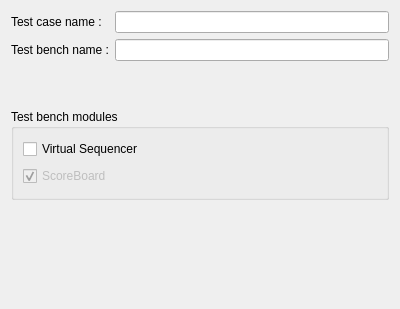
Qt form dev/uveapp/src/wizard/envdialogview.ui (uve-project/uve) before a commit.
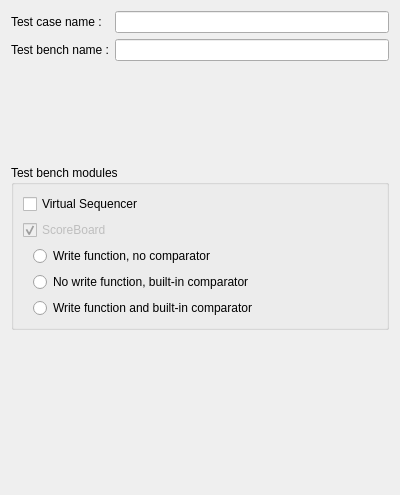
The same form after that commit. Custom widgets are drawn as their Qt base class.

Commit message: Scoreboard with built-in comparator

```diff
--- a/dev/uveapp/src/wizard/envdialogview.ui
+++ b/dev/uveapp/src/wizard/envdialogview.ui
@@ -7,7 +7,7 @@
     <x>0</x>
     <y>0</y>
     <width>400</width>
-    <height>309</height>
+    <height>495</height>
    </rect>
   </property>
   <property name="windowTitle">
@@ -86,6 +86,87 @@
         </property>
        </widget>
       </item>
+      <item>
+       <layout class="QHBoxLayout" name="horizontalLayout">
+        <item>
+         <spacer name="horizontalSpacer">
+          <property name="orientation">
+           <enum>Qt::Horizontal</enum>
+          </property>
+          <property name="sizeType">
+           <enum>QSizePolicy::Maximum</enum>
+          </property>
+          <property name="sizeHint" stdset="0">
+           <size>
+            <width>10</width>
+            <height>20</height>
+           </size>
+          </property>
+         </spacer>
+        </item>
+        <item>
+         <widget class="QRadioButton" name="radioButtonComparator0">
+          <property name="text">
+           <string>Write function, no comparator</string>
+          </property>
+         </widget>
+        </item>
+       </layout>
+      </item>
+      <item>
+       <layout class="QHBoxLayout" name="horizontalLayout_2">
+        <item>
+         <spacer name="horizontalSpacer_2">
+          <property name="orientation">
+           <enum>Qt::Horizontal</enum>
+          </property>
+          <property name="sizeType">
+           <enum>QSizePolicy::Maximum</enum>
+          </property>
+          <property name="sizeHint" stdset="0">
+           <size>
+            <width>10</width>
+            <height>20</height>
+           </size>
+          </property>
+         </spacer>
+        </item>
+        <item>
+         <widget class="QRadioButton" name="radioButtonComparator1">
+          <property name="text">
+           <string>No write function, built-in comparator</string>
+          </property>
+         </widget>
+        </item>
+       </layout>
+      </item>
+      <item>
+       <layout class="QHBoxLayout" name="horizontalLayout_3">
+        <item>
+         <spacer name="horizontalSpacer_3">
+          <property name="orientation">
+           <enum>Qt::Horizontal</enum>
+          </property>
+          <property name="sizeType">
+           <enum>QSizePolicy::Maximum</enum>
+          </property>
+          <property name="sizeHint" stdset="0">
+           <size>
+            <width>10</width>
+            <height>20</height>
+           </size>
+          </property>
+         </spacer>
+        </item>
+        <item>
+         <widget class="QRadioButton" name="radioButtonComparator2">
+          <property name="text">
+           <string>Write function and built-in comparator</string>
+          </property>
+         </widget>
+        </item>
+       </layout>
+      </item>
      </layout>
     </widget>
    </item>
```
The commit also changes 51 other files.
